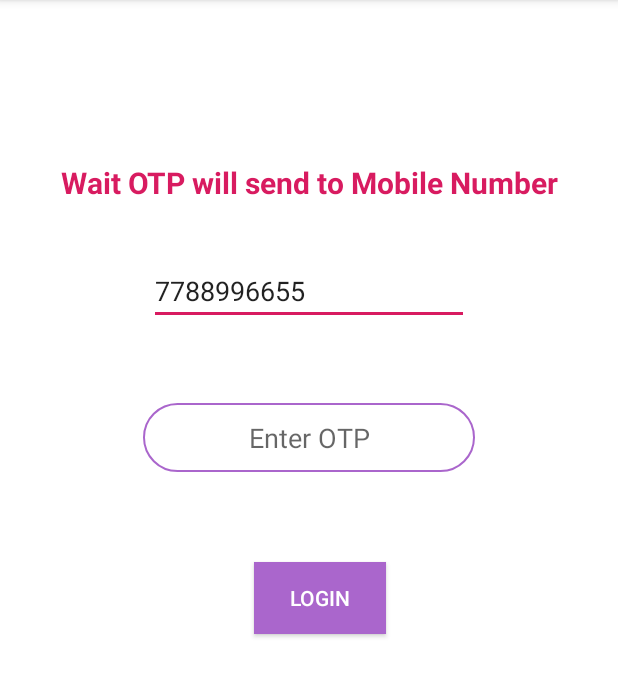
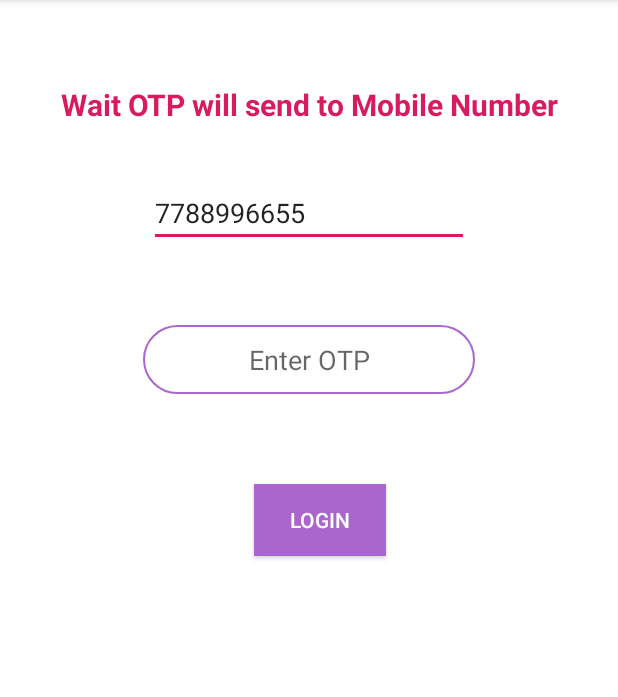
Before and after one commit to Malathi1993/SampleTemp, an Android app: the OTP_Activity screen opened directly, with no data from a screen before it, on a phone screen of 412 x 824 dp, the part 84-781 px from its top. Run offline under Robolectric (Android 15) with nearby library versions, the phone set to English and light mode, and no system bars.

```diff
--- a/app/src/main/java/com/example/emptynav/Login_Activity.java
+++ b/app/src/main/java/com/example/emptynav/Login_Activity.java
@@ -44,7 +44,7 @@ public class Login_Activity extends AppCompatActivity {
                     Password.setError("Password is not entered");
                     Password.requestFocus();
                 } else {
-                    Intent intent = new Intent(Login_Activity.this, OTP_Activity.class);
+                    Intent intent = new Intent(Login_Activity.this, Registation_Activity.class);
                     startActivity(intent);
                 }
             }
--- a/app/src/main/java/com/example/emptynav/OTP_Activity.java
+++ b/app/src/main/java/com/example/emptynav/OTP_Activity.java
@@ -11,6 +11,7 @@ import android.widget.TextView;
 
 public class OTP_Activity extends AppCompatActivity {
 TextView OtpText;
+TextView Cellno;
 EditText EnterOtp;
 Button Login;
     @Override
@@ -18,6 +19,7 @@ Button Login;
         super.onCreate(savedInstanceState);
         setContentView(R.layout.activity_otp_);
          OtpText =(TextView)findViewById(R.id.tv_otpmsg);
+         Cellno =(EditText)findViewById(R.id.et_Cellno);
          EnterOtp =(EditText) findViewById(R.id.et_enterOtp);
          Login =(Button) findViewById(R.id.btn_otp_login);
 
--- a/app/src/main/res/layout/activity_otp_.xml
+++ b/app/src/main/res/layout/activity_otp_.xml
@@ -12,18 +12,18 @@
         android:id="@+id/tv_otpmsg"
         android:layout_width="wrap_content"
         android:layout_height="wrap_content"
-        android:layout_marginTop="108dp"
+        android:layout_marginTop="56dp"
+        android:inputType="phone"
+        android:text="Wait OTP will send to Mobile Number"
         android:textColor="@color/colorAccent"
+        android:textSize="20dp"
         android:textStyle="bold"
-        android:inputType="phone"
-        android:textSize="20dp"
-        android:text="Wait OTP will send to Mobile Number"
         app:layout_constraintEnd_toEndOf="parent"
         app:layout_constraintStart_toStartOf="parent"
         app:layout_constraintTop_toTopOf="parent" />
 
     <EditText
-        android:id="@+id/editText"
+        android:id="@+id/et_Cellno"
         android:layout_width="wrap_content"
         android:layout_height="wrap_content"
         android:layout_marginTop="36dp"
@@ -48,7 +48,7 @@
         android:inputType="textPersonName"
         app:layout_constraintEnd_toEndOf="parent"
         app:layout_constraintStart_toStartOf="parent"
-        app:layout_constraintTop_toBottomOf="@+id/editText" />
+        app:layout_constraintTop_toBottomOf="@+id/et_Cellno" />
 
     <Button
         android:id="@+id/btn_otp_login"
@@ -65,4 +65,18 @@
         app:layout_constraintHorizontal_bias="0.529"
         app:layout_constraintStart_toStartOf="parent"
         app:layout_constraintTop_toBottomOf="@+id/et_enterOtp" />
+
+    <ProgressBar
+        android:id="@+id/progressBar"
+        android:layout_width="0dp"
+        android:layout_height="39dp"
+        android:layout_centerHorizontal="true"
+        android:layout_centerVertical="true"
+        android:layout_marginStart="50dp"
+        android:layout_marginTop="60dp"
+        android:layout_marginEnd="50dp"
+        android:visibility="gone"
+        app:layout_constraintEnd_toEndOf="parent"
+        app:layout_constraintStart_toStartOf="parent"
+        app:layout_constraintTop_toBottomOf="@+id/btn_otp_login" />
 </androidx.constraintlayout.widget.ConstraintLayout>
```
Also changed, not shown: app/src/main/java/com/example/emptynav/DatabaseHelper.java (added, +69 -0 lines), app/src/main/java/com/example/emptynav/User.java (added, +30 -0 lines).
